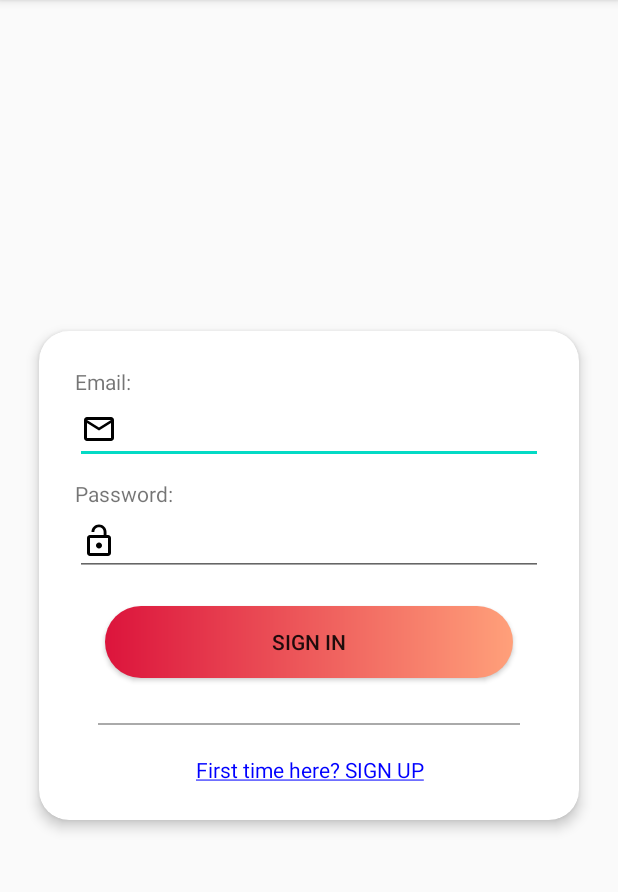
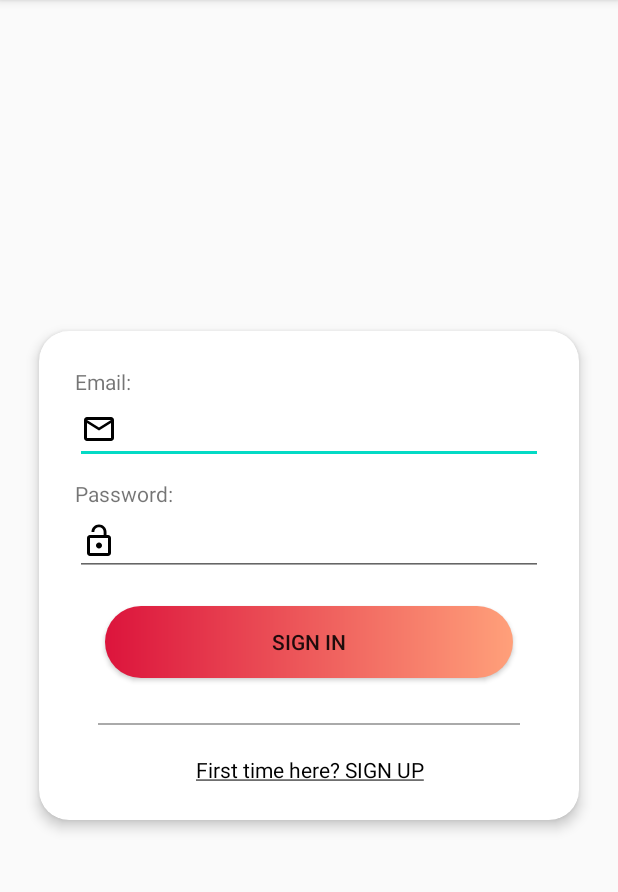
Before and after one commit to sridhar051/Nudle-Android, an Android app: the screen it shows after launch (SignInActivity), on a phone screen of 412 x 824 dp, the part 84-976 px from its top. Run offline under Robolectric (Android 15) with nearby library versions, the phone set to English and light mode, and no system bars.

Commit message:
Updated Text

```diff
--- a/app/src/main/res/layout/activity_sign_in.xml
+++ b/app/src/main/res/layout/activity_sign_in.xml
@@ -73,7 +73,7 @@
                 android:layout_height="wrap_content"
                 android:layout_gravity="center"
                 android:gravity="center"
-                android:textColor="#0000FF"
+                android:textColor="#000"
                 android:text="First time here? SIGN UP"/>
 
         </LinearLayout>
```
